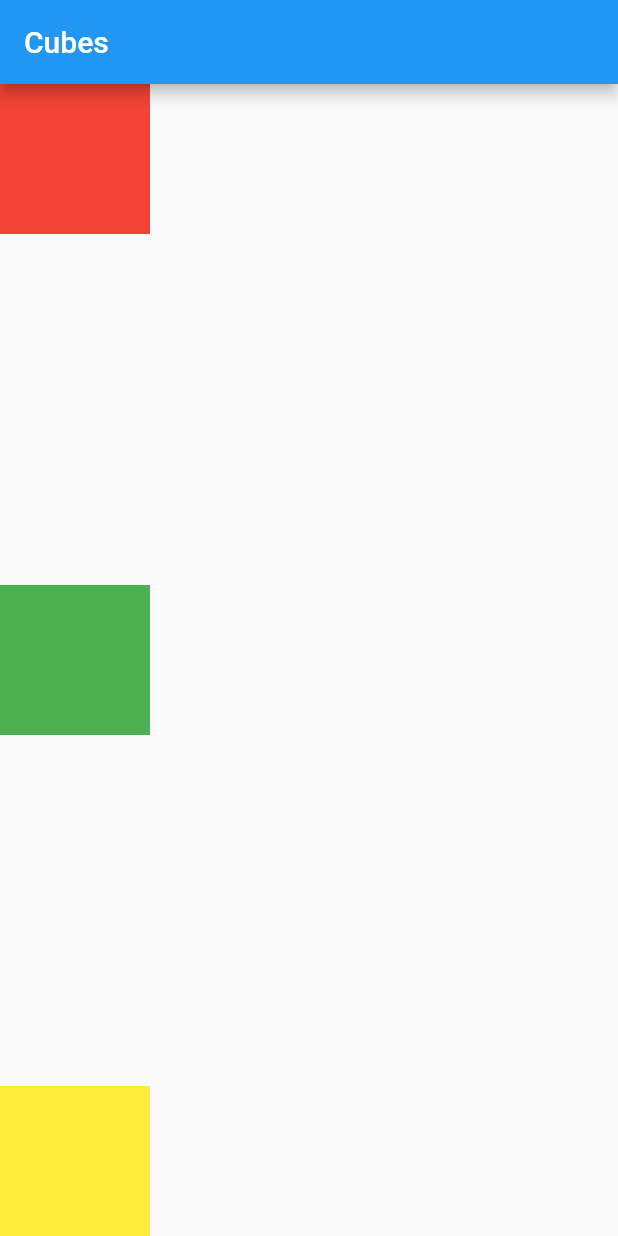
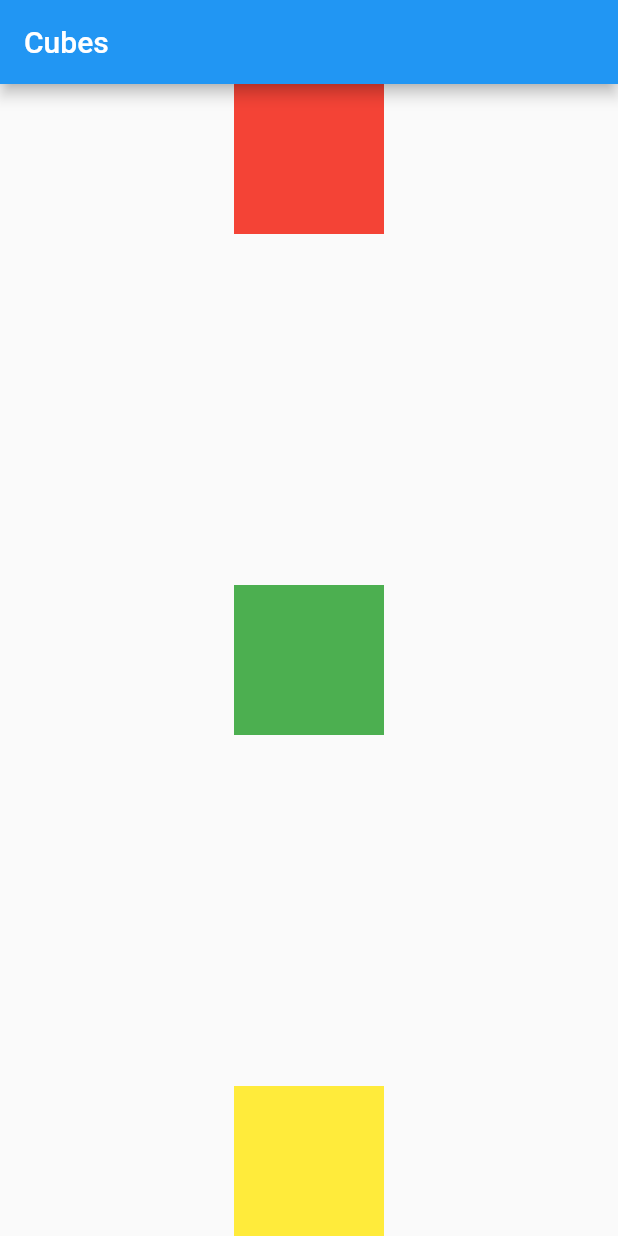
Before and after one commit to lukajincharadze/flutter-project-1, a Flutter app: the screen it shows after launch, on a phone screen of 412 x 824 dp. Run offline on Flutter 3.47's test engine with Material 2 defaults, Android fonts, the phone set to English and light mode, and no system bars.

Commit message:
Update main.dart

```diff
--- a/lib/main.dart
+++ b/lib/main.dart
@@ -17,7 +17,8 @@ class MyApp extends StatelessWidget {
       ), // ThemeData
       home: Scaffold (
         appBar: AppBar (title: Text("Cubes"),),
-        body: Container(
+        body: Center(
+          child: Container(
               child: Column (
               mainAxisAlignment: MainAxisAlignment.spaceBetween,
                 children: [
@@ -35,9 +36,9 @@ class MyApp extends StatelessWidget {
                     width: 100,
                     height: 100,
                     color: Colors.yellow,
-                  alignment: AlignmentDirectional.bottomEnd,
                   )
                 ],
+              ),
           ),
         ),
       ),
```
Lines whose indentation alone changed are shown as unchanged.
